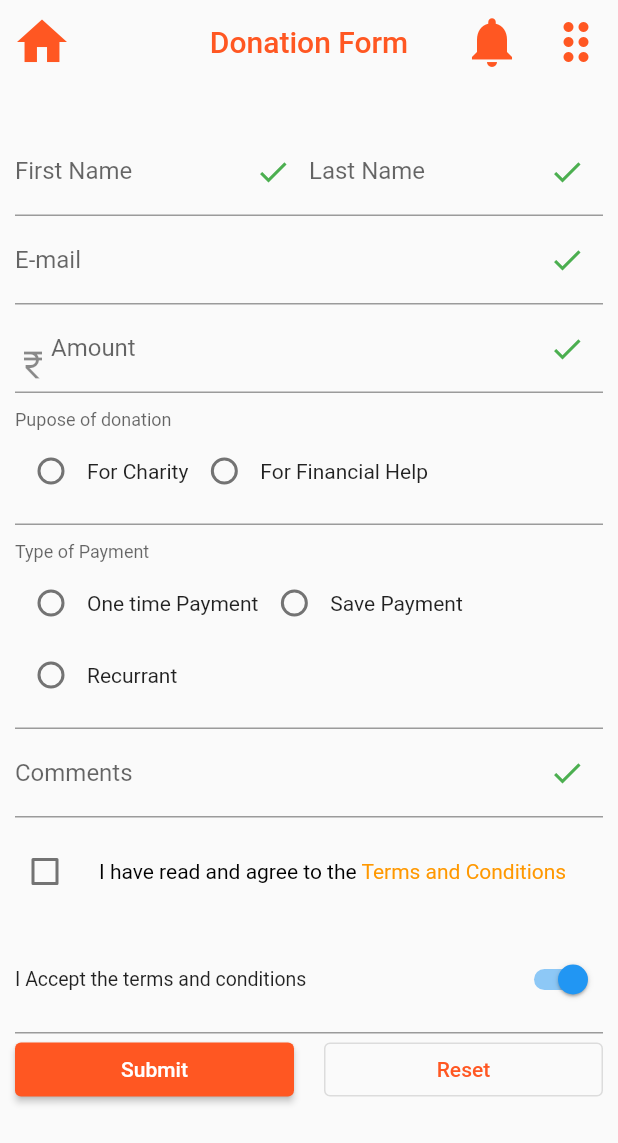
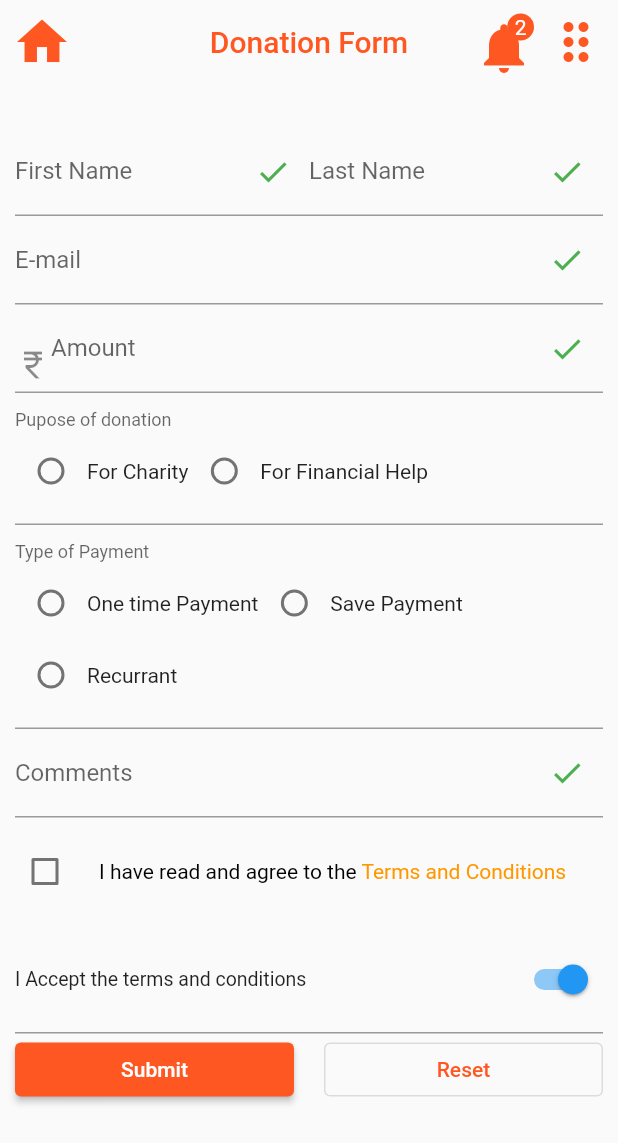
Before and after one commit to Yasas2000/Level-2-project-ChildishThings, a Flutter app: the screen it shows after launch, item 2 of the bottom bar chosen, after a tap on "Submit", on a phone screen of 412 x 824 dp. Shown: the top 1143 px of the screen. Run offline on Flutter 3.47's test engine with Material 2 defaults, Android fonts, the phone set to English and light mode, and no system bars; drawn by our look-alikes of badges, flutter_form_builder; our stand-ins replace file_picker, flutter_credit_card, flutter_rating_bar, font_awesome_flutter, form_builder_validators, form_field_validator and 3 more; missing offline and left inert: dart:html, dart:js, email_otp, mailer, material_dialogs, payhere_mobilesdk_flutter.

Commit message:
UI update

```diff
--- a/BackEnd-L2Childish/Notification/package.json
+++ b/BackEnd-L2Childish/Notification/package.json
@@ -3,7 +3,7 @@
     "cors": "^2.8.5",
     "express": "^4.18.2",
     "mongodb": "^4.13.0",
-    "mongoose": "^6.8.4"
+    "mongoose": "^6.8.4",
+    "nodemailer": "^6.9.1"
   }
-
 }
--- a/FrontEnd-L2ChildishThings/lib/app_bar.dart
+++ b/FrontEnd-L2ChildishThings/lib/app_bar.dart
@@ -1,4 +1,5 @@
 import 'dart:convert';
+import 'package:badges/badges.dart' as badges;
 
 import 'package:frontend/credi_card_page.dart';
 import 'package:frontend/feedback.dart';
@@ -43,16 +44,45 @@ CustomAppBar(String title, Widget? lead){
       leading:leadingIcon ,
 
       actions: [
+        badges.Badge(
+          position: badges.BadgePosition.topEnd(top: 5, end: 0),
+          badgeContent: Text('2',style: TextStyle(color: Colors.white),),
+          badgeAnimation: badges.BadgeAnimation.rotation(
+            animationDuration: Duration(seconds: 1),
+            colorChangeAnimationDuration: Duration(seconds: 1),
+            loopAnimation: false,
+            curve: Curves.fastOutSlowIn,
+            colorChangeAnimationCurve: Curves.easeInCubic,
+          ),
+          badgeStyle: badges.BadgeStyle(
+            shape: badges.BadgeShape.circle,
+            badgeColor: Colors.deepOrange,
+            borderRadius: BorderRadius.circular(4),
 
-        IconButton(
-            icon:Icon(Icons.notifications,color: Colors.deepOrange,),
-            iconSize: 40,
-            onPressed: (){
+            elevation: 0,
+          ),
+
+          child: IconButton(
+            icon: Icon(Icons.notifications,color: Colors.deepOrange,size: 40,),
+            onPressed: () {
               Navigator.of(context).push(MaterialPageRoute(
                   builder: (context){
                     return NotificationsPage();
                   }));
-            }),
+            },
+
+          ),
+        ),
+
+        // IconButton(
+        //     icon:Icon(Icons.notifications,color: Colors.deepOrange,),
+        //     iconSize: 40,
+        //     onPressed: (){
+        //       Navigator.of(context).push(MaterialPageRoute(
+        //           builder: (context){
+        //             return NotificationsPage();
+        //           }));
+        //     }),
         //   IconButton(
         //   icon:Icon(Icons.more_vert),
         //
--- a/FrontEnd-L2ChildishThings/lib/homepage.dart
+++ b/FrontEnd-L2ChildishThings/lib/homepage.dart
@@ -26,6 +26,7 @@ class HomePage extends StatefulWidget {
 class _HomePageState extends State<HomePage>{
   // ignore: non_constant_identifier_names
   int _SelectIndex =0;
+  int _unreadNotifications=5;
 
   void _onItemTapped(int index) {
     setState(() {
@@ -50,7 +51,35 @@ class _HomePageState extends State<HomePage>{
                     NotificationsPage()
                 ));
               },
-              icon: Icon(Icons.notifications,color: Colors.deepOrange,size: 40,)), //Image.asset('assets/images/logo.png', height: 50,color: Colors.black),,
+              icon: Stack(
+                children: [
+                  Icon(Icons.notifications,size: 40,color: Colors.deepOrange,),
+                  if (_unreadNotifications > 0)
+                    Positioned(
+                      top: 0,
+                      right: 0,
+                      child: Container(
+                        padding: EdgeInsets.all(2),
+                        decoration: BoxDecoration(
+                          color: Colors.deepOrange,
+                          borderRadius: BorderRadius.circular(25),
+                        ),
+                        constraints: BoxConstraints(
+                          minWidth: 16,
+                          minHeight: 16,
+                        ),
+                        child: Text(
+                          '$_unreadNotifications',
+                          textAlign: TextAlign.center,
+                          style: TextStyle(
+                            fontSize: 10,
+                            color: Colors.white,
+                          ),
+                        ),
+                      ),
+                    ),
+                ],
+              ),), //Image.asset('assets/images/logo.png', height: 50,color: Colors.black),,
           title: SizedBox(
 
             height: 300,
--- a/FrontEnd-L2ChildishThings/lib/notifications.dart
+++ b/FrontEnd-L2ChildishThings/lib/notifications.dart
@@ -19,11 +19,11 @@ class _NotificationsPageState extends State<NotificationsPage> {
   //   super.initState();
   //   //_fetchNotifications();
   // }
-  var url3=Uri.parse('http://localhost:3300/deletes/ymeka2000');
-  var url4=Uri.parse('http://localhost:3300/delete');
+  var url3=Uri.parse('http://10.0.2.2:3300/deletes/ymeka2000');
+  var url4=Uri.parse('http://10.0.2.2:3300/delete');
   Future<List<Notification>> getNotifi() async{
     _notifications.clear();
-    var url=Uri.parse('http://localhost:3300/notifications/ymeka2000');
+    var url=Uri.parse('http://10.0.2.2:3300/notifications/ymeka2000');
     late http.Response response;
     late http.Response response1;
     try{
--- a/FrontEnd-L2ChildishThings/pubspec.yaml
+++ b/FrontEnd-L2ChildishThings/pubspec.yaml
@@ -48,6 +48,7 @@ dependencies:
   email_auth:
   get:
   http: ^0.13.5
+  badges: ^3.0.3
   payhere_mobilesdk_flutter: ^3.0.1
   shared_preferences: ^2.0.17
   quickalert: ^1.0.1
```
Also changed, not shown: FrontEnd-L2ChildishThings/lib/payment.dart (+17 -1 lines), BackEnd-L2Childish/Notification/package-lock.json, FrontEnd-L2ChildishThings/pubspec.lock, 2 other files.
